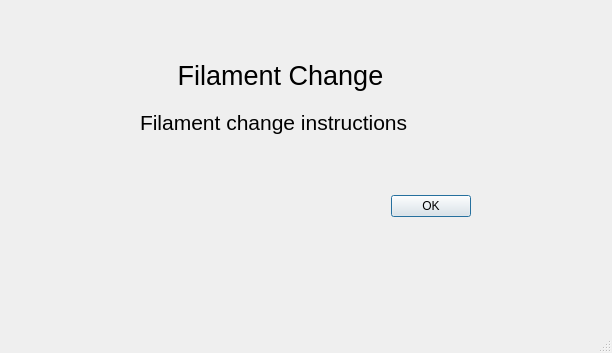
Qt form ClientApp/qt/runout.ui (re3Dprinting/touchscreen) before a commit.
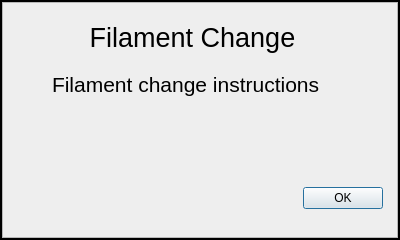
The same form after that commit.

Commit message: Add border to filament-change dialog box.

The edit to the form file:
```diff
--- a/ClientApp/qt/runout.ui
+++ b/ClientApp/qt/runout.ui
@@ -6,27 +6,43 @@
    <rect>
     <x>0</x>
     <y>0</y>
-    <width>612</width>
-    <height>353</height>
+    <width>400</width>
+    <height>240</height>
    </rect>
   </property>
   <property name="windowTitle">
    <string>Dialog</string>
   </property>
-  <property name="windowOpacity">
-   <double>1.000000000000000</double>
-  </property>
-  <property name="sizeGripEnabled">
-   <bool>true</bool>
+  <property name="styleSheet">
+   <string notr="true">QDialog { background-color: black; }</string>
   </property>
   <property name="modal">
    <bool>true</bool>
   </property>
+  <widget class="QFrame" name="frame">
+   <property name="geometry">
+    <rect>
+     <x>2</x>
+     <y>2</y>
+     <width>396</width>
+     <height>236</height>
+    </rect>
+   </property>
+   <property name="styleSheet">
+    <string notr="true">QFrame { background-color: #eee; }
+</string>
+   </property>
+   <property name="frameShape">
+    <enum>QFrame::StyledPanel</enum>
+   </property>
+   <property name="frameShadow">
+    <enum>QFrame::Raised</enum>
+   </property>
   <widget class="QDialogButtonBox" name="w_buttonBox">
    <property name="geometry">
     <rect>
-     <x>180</x>
-     <y>190</y>
+      <x>90</x>
+      <y>180</y>
      <width>291</width>
      <height>32</height>
     </rect>
@@ -41,8 +57,8 @@
   <widget class="QLabel" name="w_runout_title">
    <property name="geometry">
     <rect>
-     <x>160</x>
-     <y>60</y>
+      <x>70</x>
+      <y>20</y>
      <width>241</width>
      <height>31</height>
     </rect>
@@ -65,10 +81,10 @@
   <widget class="QLabel" name="w_runout_message_label">
    <property name="geometry">
     <rect>
-     <x>140</x>
-     <y>110</y>
+      <x>50</x>
+      <y>70</y>
      <width>291</width>
-     <height>71</height>
+      <height>91</height>
     </rect>
    </property>
    <property name="font">
@@ -87,6 +103,7 @@
    </property>
   </widget>
  </widget>
+ </widget>
  <resources/>
  <connections>
   <connection>
```
Left out of the diff: 35 changed lines with no effect on the pictures. Lines whose indentation alone changed are shown as unchanged. The commit also changes 1 other file.
